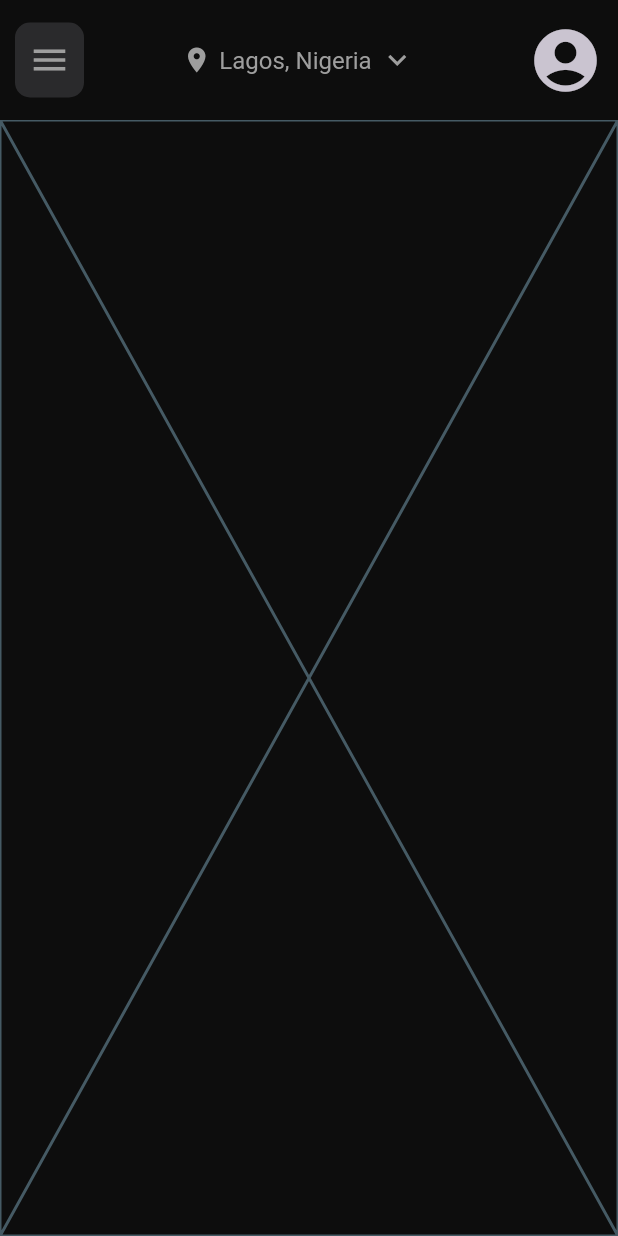
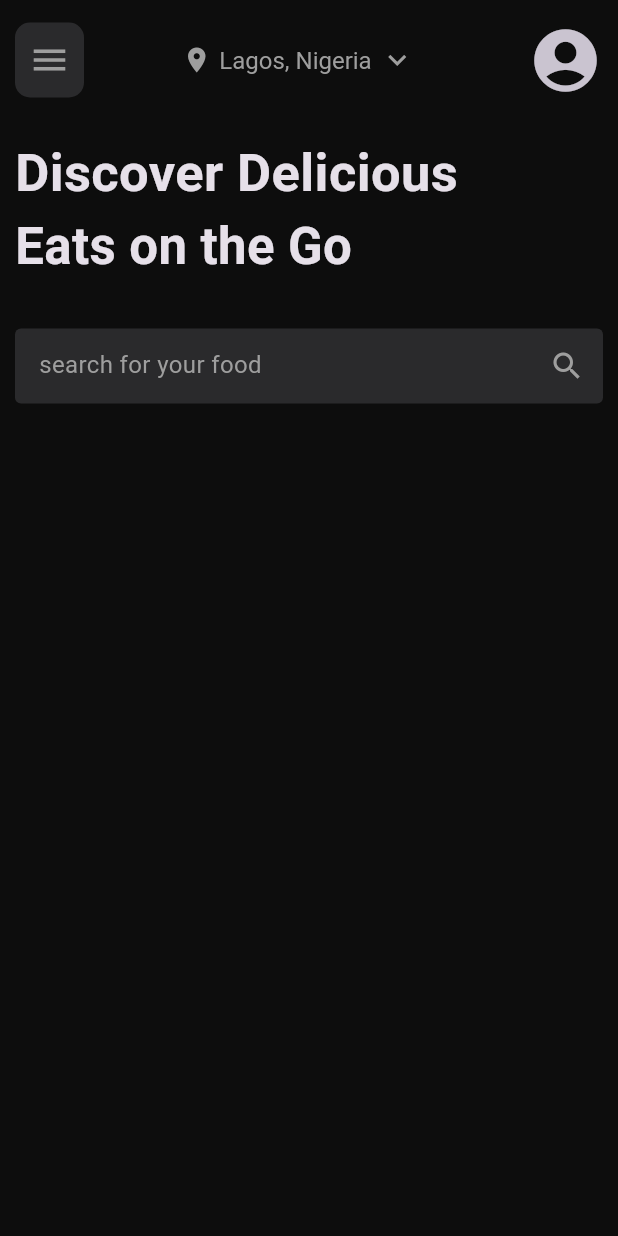
Before and after one commit to JoshuaOzibo/Mobile_Food_App, a Flutter app: the screen it shows after launch, on a phone screen of 412 x 824 dp. Run offline on Flutter 3.47's test engine with Material 3 defaults, Android fonts, the phone set to English and light mode, and no system bars.

Commit message:
Refactor AppText structure and enhance HomePage layout with title and subtitle, including search functionality

```diff
--- a/lib/core/app_text.dart
+++ b/lib/core/app_text.dart
@@ -2,5 +2,6 @@ import 'package:flutter/material.dart';
 
 class AppText {
   static const appTitle = 'Lagos, Nigeria';
-  static const bodyTitle = 'Discover Delicious Eats on the Go';
+  static const bodyTitle = 'Discover Delicious';
+  static const bodySubTitle = 'Eats on the Go';
 }
--- a/lib/pages/home_page.dart
+++ b/lib/pages/home_page.dart
@@ -11,7 +11,7 @@ class HomePage extends StatelessWidget {
     return Scaffold(
       backgroundColor: const Color.fromRGBO(13, 13, 13, 1),
       appBar: AppBar(
-        actionsPadding: EdgeInsetsDirectional.symmetric(horizontal: 10),
+        actionsPadding: const EdgeInsetsDirectional.symmetric(horizontal: 10),
         toolbarHeight: 80,
         leading: Align(
           alignment: Alignment.center,
@@ -38,7 +38,7 @@ class HomePage extends StatelessWidget {
           mainAxisAlignment: MainAxisAlignment.center,
           children: [
             Icon(uiIcons['location'], color: NovaColors.textGray, size: 20),
-            Text(
+           const Text(
               AppText.appTitle,
               style: TextStyle(
                 color: NovaColors.textGray,
@@ -53,7 +53,56 @@ class HomePage extends StatelessWidget {
 
         actions: [Icon(uiIcons['avater'], size: 50)],
       ),
-      body: Placeholder(),
+      body: Column(
+        crossAxisAlignment: CrossAxisAlignment.start,
+        children: [
+          SizedBox(height: 10,),
+         Padding(
+           padding: const EdgeInsets.symmetric(horizontal: 10),
+           child: Column(
+            crossAxisAlignment: CrossAxisAlignment.start,
+            children: [
+              const Text(
+            AppText.bodyTitle,
+            style: TextStyle(
+              fontSize: 35,
+              fontWeight: FontWeight.bold
+              ),),
+           const Text(
+            AppText.bodySubTitle,
+            style: TextStyle(
+              fontSize: 34,
+              fontWeight: FontWeight.bold
+              ),),
+            ],
+           ),
+         ),
+         SizedBox(height: 20,),
+          Padding(
+            padding: const EdgeInsets.all(10.0),
+            child: SizedBox(
+              height: 50,
+              child: TextField(
+                autocorrect: true,
+                autofillHints: Characters(''),
+                decoration: InputDecoration(
+                  hint: const Text(
+                    'search for your food',
+                    style: TextStyle(color: NovaColors.textGray, fontSize: 16),
+                  ),
+                  suffixIcon: Icon(uiIcons['search']),
+                  suffixIconColor: NovaColors.textGray,
+                  fillColor: NovaColors.searchBar,
+                  filled: true,
+                  border: const OutlineInputBorder(
+                    borderSide: BorderSide.none
+                  )
+                ),
+              ),
+            ),
+          ),
+        ],
+      ),
     );
   }
 }
```
